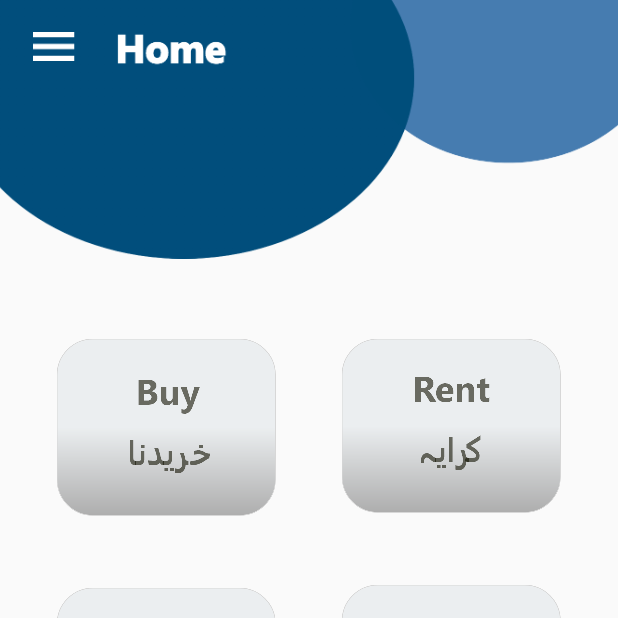
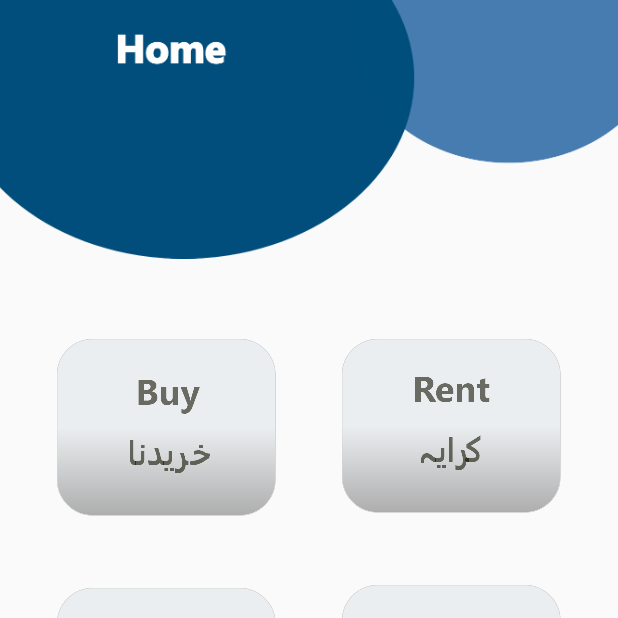
Before and after one commit to iqbal789/uni-project, an Android app: the screen it shows after launch (home), on a phone screen of 412 x 824 dp, the top half of it. Run offline under Robolectric (Android 15) with nearby library versions, the phone set to English and light mode, and no system bars.

Commit message:
uni project

```diff
--- a/app/src/main/res/layout/activity_home.xml
+++ b/app/src/main/res/layout/activity_home.xml
@@ -1,20 +1,14 @@
 <?xml version="1.0" encoding="utf-8"?>
-<androidx.constraintlayout.widget.ConstraintLayout xmlns:android="http://schemas.android.com/apk/res/android"
+<androidx.drawerlayout.widget.DrawerLayout xmlns:android="http://schemas.android.com/apk/res/android"
     xmlns:app="http://schemas.android.com/apk/res-auto"
     xmlns:tools="http://schemas.android.com/tools"
     android:layout_width="match_parent"
     android:layout_height="match_parent"
     tools:context=".home">
 
-    <Button
-        android:id="@+id/sidepanel"
-        android:layout_width="28dp"
-        android:layout_height="19dp"
-        android:layout_marginStart="22dp"
-        android:layout_marginBottom="175dp"
-        android:background="@drawable/sidepanel"
-        app:layout_constraintBottom_toBottomOf="@+id/imageView9"
-        app:layout_constraintStart_toStartOf="parent" />
+    <androidx.constraintlayout.widget.ConstraintLayout
+        android:layout_width="match_parent"
+        android:layout_height="match_parent">
 
         <ImageView
             android:id="@+id/imageView10"
@@ -86,6 +80,7 @@
             android:layout_marginBottom="608dp"
             app:layout_constraintBottom_toBottomOf="parent"
             app:layout_constraintEnd_toEndOf="parent"
+            app:layout_constraintHorizontal_bias="0.506"
             app:layout_constraintStart_toStartOf="parent"
             app:srcCompat="@drawable/home_top" />
 
@@ -121,5 +116,6 @@
                 android:textStyle="bold" />
 
         </LinearLayout>
+    </androidx.constraintlayout.widget.ConstraintLayout>
 
-</androidx.constraintlayout.widget.ConstraintLayout>
+</androidx.drawerlayout.widget.DrawerLayout>
--- a/app/src/main/res/values/themes.xml
+++ b/app/src/main/res/values/themes.xml
@@ -17,4 +17,13 @@
         <item name="android:activityCloseExitAnimation">@anim/slide_out_right</item>
     </style>
 
+    <style name="Theme.ApnaGhar.NoActionBar">
+        <item name="windowActionBar">false</item>
+        <item name="windowNoTitle">true</item>
+    </style>
+
+    <style name="Theme.ApnaGhar.AppBarOverlay" parent="ThemeOverlay.AppCompat.Dark.ActionBar" />
+
+    <style name="Theme.ApnaGhar.PopupOverlay" parent="ThemeOverlay.AppCompat.Light" />
+
 </resources>
```
Also changed, not shown: app/build.gradle (+7 -0 lines), app/src/main/AndroidManifest.xml (+19 -14 lines), app/src/main/res/values/strings.xml (+11 -0 lines), app/src/main/res/drawable-hdpi/shape.png (deleted), app/src/main/res/drawable-hdpi/sidepanel.png (deleted), app/src/main/res/drawable-ldpi/shape.png (deleted), app/src/main/res/drawable-ldpi/sidepanel.png (deleted), app/src/main/res/drawable-mdpi/shape.png (deleted), app/src/main/res/drawable-mdpi/sidepanel.png (deleted), app/src/main/res/drawable-xhdpi/shape.png (deleted), app/src/main/res/drawable-xhdpi/sidepanel.png (deleted), app/src/main/res/drawable-xxhdpi/shape.png (deleted), app/src/main/res/drawable-xxhdpi/sidepanel.png (deleted), app/src/main/res/drawable-xxxhdpi/shape.png (deleted), 1 more files. Lines whose indentation alone changed are shown as unchanged.
